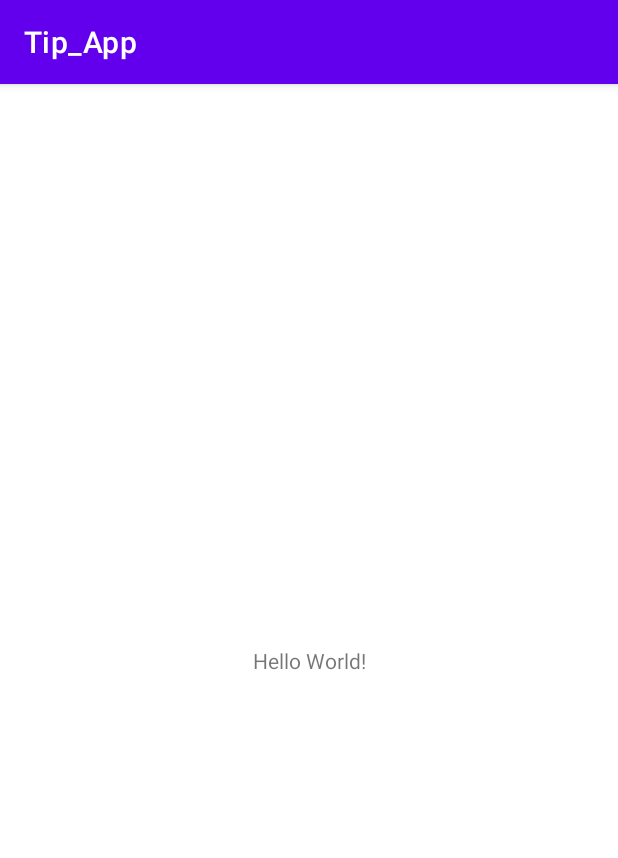
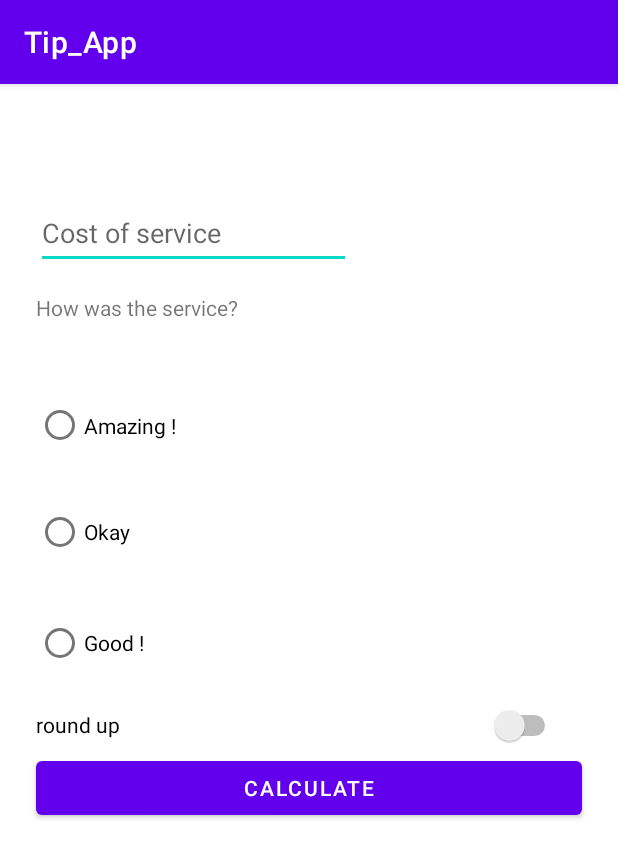
Before and after one commit to ahmad420/Tip_App, an Android app: the screen it shows after launch (MainActivity), on a phone screen of 412 x 824 dp. Shown: the top 858 px of the screen. Run offline under Robolectric (Android 15) with nearby library versions, the phone set to English and light mode, and no system bars.

Commit message:
basic layout created

```diff
--- a/app/src/main/res/layout/activity_main.xml
+++ b/app/src/main/res/layout/activity_main.xml
@@ -6,13 +6,100 @@
     android:layout_height="match_parent"
     tools:context=".MainActivity">
 
+    <EditText
+        android:id="@+id/plain_text_input"
+        android:layout_width="210dp"
+        android:layout_height="47dp"
+        android:layout_marginStart="24dp"
+        android:layout_marginLeft="24dp"
+        android:layout_marginTop="76dp"
+        android:layout_marginEnd="8dp"
+        android:layout_marginRight="8dp"
+        android:hint="Cost of service "
+        android:inputType="numberDecimal"
+        app:layout_constraintEnd_toEndOf="parent"
+        app:layout_constraintHorizontal_bias="0.0"
+        app:layout_constraintStart_toStartOf="parent"
+        app:layout_constraintTop_toTopOf="parent" />
+
     <TextView
+        android:id="@+id/textView"
         android:layout_width="wrap_content"
         android:layout_height="wrap_content"
-        android:text="Hello World!"
+        android:layout_marginStart="24dp"
+        android:layout_marginLeft="24dp"
+        android:layout_marginTop="16dp"
+        android:text="How was the service?"
+        app:layout_constraintStart_toStartOf="parent"
+        app:layout_constraintTop_toBottomOf="@+id/plain_text_input" />
+
+    <RadioButton
+        android:id="@+id/radioButton3"
+        android:layout_width="wrap_content"
+        android:layout_height="wrap_content"
+        android:layout_marginTop="116dp"
+        android:text="Okay "
+        app:layout_constraintEnd_toEndOf="parent"
+        app:layout_constraintHorizontal_bias="0.069"
+        app:layout_constraintStart_toStartOf="parent"
+        app:layout_constraintTop_toBottomOf="@+id/textView"
+        tools:ignore="MissingConstraints" />
+
+    <RadioButton
+        android:id="@+id/radioButton2"
+        android:layout_width="wrap_content"
+        android:layout_height="wrap_content"
+        android:layout_marginStart="24dp"
+        android:layout_marginLeft="24dp"
+        android:layout_marginBottom="8dp"
+        android:text="Good !"
         app:layout_constraintBottom_toBottomOf="parent"
-        app:layout_constraintLeft_toLeftOf="parent"
-        app:layout_constraintRight_toRightOf="parent"
-        app:layout_constraintTop_toTopOf="parent" />
+        app:layout_constraintStart_toStartOf="parent"
+        app:layout_constraintTop_toBottomOf="@+id/radioButton3"
+        app:layout_constraintVertical_bias="0.067"
+        tools:ignore="MissingConstraints" />
 
+    <RadioButton
+        android:id="@+id/radioButton"
+        android:layout_width="105dp"
+        android:layout_height="54dp"
+        android:layout_marginBottom="20dp"
+        android:text="Amazing !"
+        app:layout_constraintBottom_toTopOf="@+id/radioButton3"
+        app:layout_constraintEnd_toEndOf="parent"
+        app:layout_constraintHorizontal_bias="0.078"
+        app:layout_constraintStart_toStartOf="parent"
+        tools:ignore="MissingConstraints" />
+
+    <Switch
+        android:layout_width="350dp"
+        android:layout_height="29dp"
+        android:layout_marginStart="24dp"
+        android:layout_marginLeft="24dp"
+        android:layout_marginTop="16dp"
+        android:layout_marginBottom="16dp"
+        android:text="round up"
+        app:layout_constraintBottom_toTopOf="@+id/button"
+        app:layout_constraintEnd_toEndOf="parent"
+        app:layout_constraintHorizontal_bias="0.0"
+        app:layout_constraintStart_toStartOf="parent"
+        app:layout_constraintTop_toBottomOf="@+id/radioButton2"
+        app:layout_constraintVertical_bias="0.0" />
+
+    <Button
+        android:id="@+id/button"
+        android:layout_width="match_parent"
+        android:layout_height="wrap_content"
+        android:layout_marginStart="24dp"
+        android:layout_marginLeft="24dp"
+        android:layout_marginTop="24dp"
+        android:layout_marginEnd="24dp"
+        android:layout_marginRight="24dp"
+        android:text="calculate"
+        app:layout_constraintBottom_toBottomOf="parent"
+        app:layout_constraintEnd_toEndOf="parent"
+        app:layout_constraintHorizontal_bias="0.0"
+        app:layout_constraintStart_toStartOf="parent"
+        app:layout_constraintTop_toBottomOf="@+id/radioButton2"
+        app:layout_constraintVertical_bias="0.083" />
 </androidx.constraintlayout.widget.ConstraintLayout>
```
